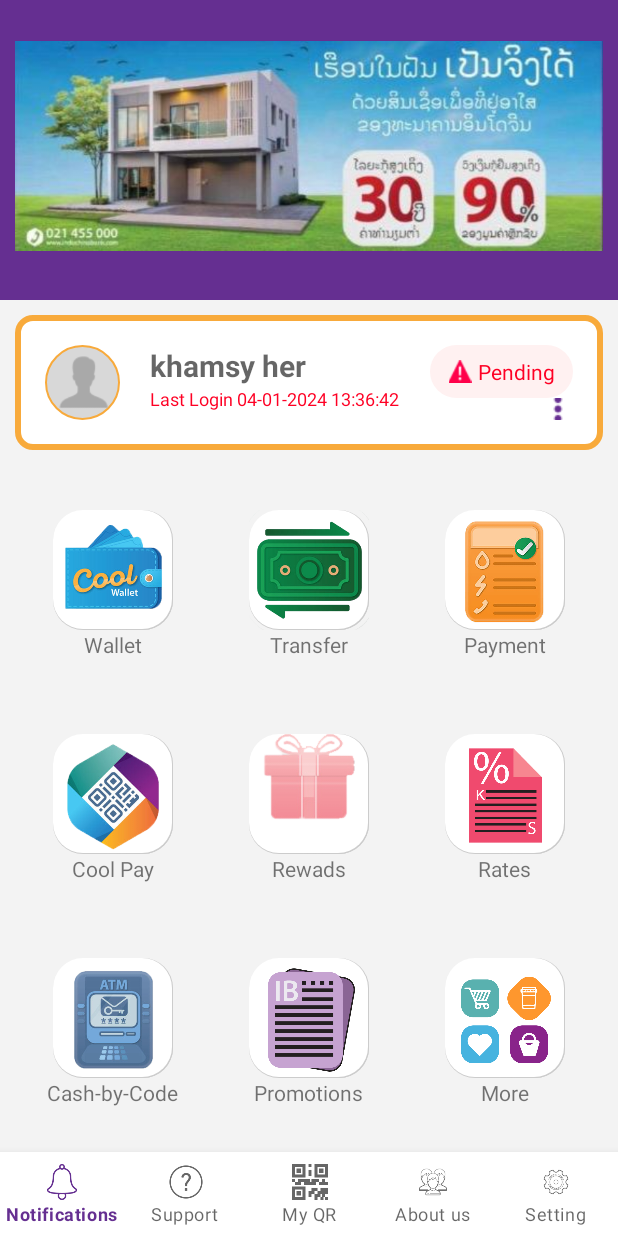
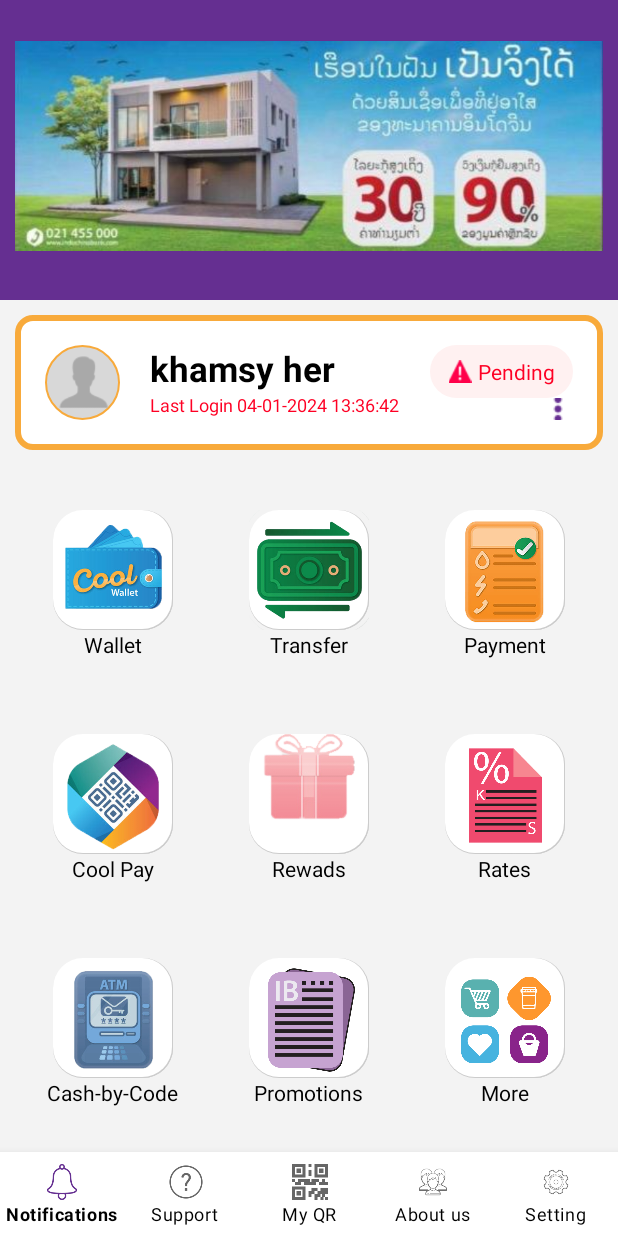
Before and after one commit to Androi006/IBCoolGP3, an Android app: the screen it shows after launch (MainActivity), on a phone screen of 412 x 824 dp. Run offline under Robolectric (Android 15) with nearby library versions, the phone set to English and light mode, and no system bars.

Commit message:
dashboard ui update user edit

```diff
--- a/app/src/main/res/layout/activity_main.xml
+++ b/app/src/main/res/layout/activity_main.xml
@@ -16,7 +16,7 @@
 
         <LinearLayout
             android:layout_width="match_parent"
-            android:layout_height="wrap_content"
+            android:layout_height="match_parent"
             android:orientation="vertical"
           >
 
@@ -80,8 +80,9 @@
                             android:layout_width="wrap_content"
                             android:layout_height="wrap_content"
                             android:text="khamsy her"
+                            android:textColor="@color/black"
                             android:textStyle="bold"
-                            android:textSize="20sp"
+                            android:textSize="23sp"
                             android:textAppearance="@style/TextAppearance.AppCompat.Medium" />
 
                         <TextView
@@ -171,6 +172,7 @@
                             android:layout_width="wrap_content"
                             android:layout_height="match_parent"
                             android:text="Wallet"
+                            android:textColor="@color/black"
                             android:layout_gravity="center_horizontal"/>
                     </LinearLayout>
                     <LinearLayout
@@ -202,6 +204,7 @@
                             android:layout_width="wrap_content"
                             android:layout_height="match_parent"
                             android:text="Transfer"
+                            android:textColor="@color/black"
                             android:layout_gravity="center_horizontal"/>
                     </LinearLayout>
                     <LinearLayout
@@ -234,6 +237,7 @@
                             android:layout_width="wrap_content"
                             android:layout_height="match_parent"
                             android:text="Payment"
+                            android:textColor="@color/black"
                             android:layout_gravity="center_horizontal"/>
                     </LinearLayout>
                 </LinearLayout>
@@ -274,6 +278,7 @@
                             android:layout_width="wrap_content"
                             android:layout_height="match_parent"
                             android:text="Cool Pay"
+                            android:textColor="@color/black"
                             android:layout_gravity="center_horizontal"/>
                     </LinearLayout>
                     <LinearLayout
@@ -307,6 +312,7 @@
                             android:layout_width="wrap_content"
                             android:layout_height="match_parent"
                             android:text="Rewads"
+                            android:textColor="@color/black"
                             android:layout_gravity="center_horizontal"/>
                     </LinearLayout>
                     <LinearLayout
@@ -340,6 +346,7 @@
                             android:layout_width="wrap_content"
                             android:layout_height="match_parent"
                             android:text="Rates"
+                            android:textColor="@color/black"
                             android:layout_gravity="center_horizontal"/>
                     </LinearLayout>
                 </LinearLayout>
@@ -380,6 +387,7 @@
                             android:layout_width="wrap_content"
                             android:layout_height="match_parent"
                             android:text="Cash-by-Code"
+                            android:textColor="@color/black"
                             android:layout_gravity="center_horizontal"/>
                     </LinearLayout>
                     <LinearLayout
@@ -413,6 +421,7 @@
                             android:layout_width="wrap_content"
                             android:layout_height="match_parent"
                             android:text="Promotions"
+                            android:textColor="@color/black"
                             android:layout_gravity="center_horizontal"/>
                     </LinearLayout>
                     <LinearLayout
@@ -446,6 +455,7 @@
                             android:layout_width="wrap_content"
                             android:layout_height="match_parent"
                             android:text="More"
+                            android:textColor="@color/black"
                             android:layout_gravity="center_horizontal"/>
                     </LinearLayout>
                 </LinearLayout>
@@ -464,6 +474,7 @@
         android:layout_below="@+id/full_screen"
         android:layout_alignParentBottom="true"
         android:layout_gravity="bottom"
+        app:itemTextColor="@color/black"
         android:background="@color/white"
         app:layout_constraintEnd_toEndOf="parent"
         app:layout_constraintStart_toStartOf="parent"
--- a/app/src/main/res/values-night/themes.xml
+++ b/app/src/main/res/values-night/themes.xml
@@ -1,6 +1,6 @@
 <resources xmlns:tools="http://schemas.android.com/tools">
     <!-- Base application theme. -->
-    <style name="Theme.IBCool" parent="Theme.MaterialComponents.DayNight.DarkActionBar">
+    <style name="Theme.IBCool" parent="Theme.MaterialComponents.DayNight.NoActionBar">
         <!-- Primary brand color. -->
         <item name="colorPrimary">@color/purple_200</item>
         <item name="colorPrimaryVariant">@color/purple_700</item>
```
